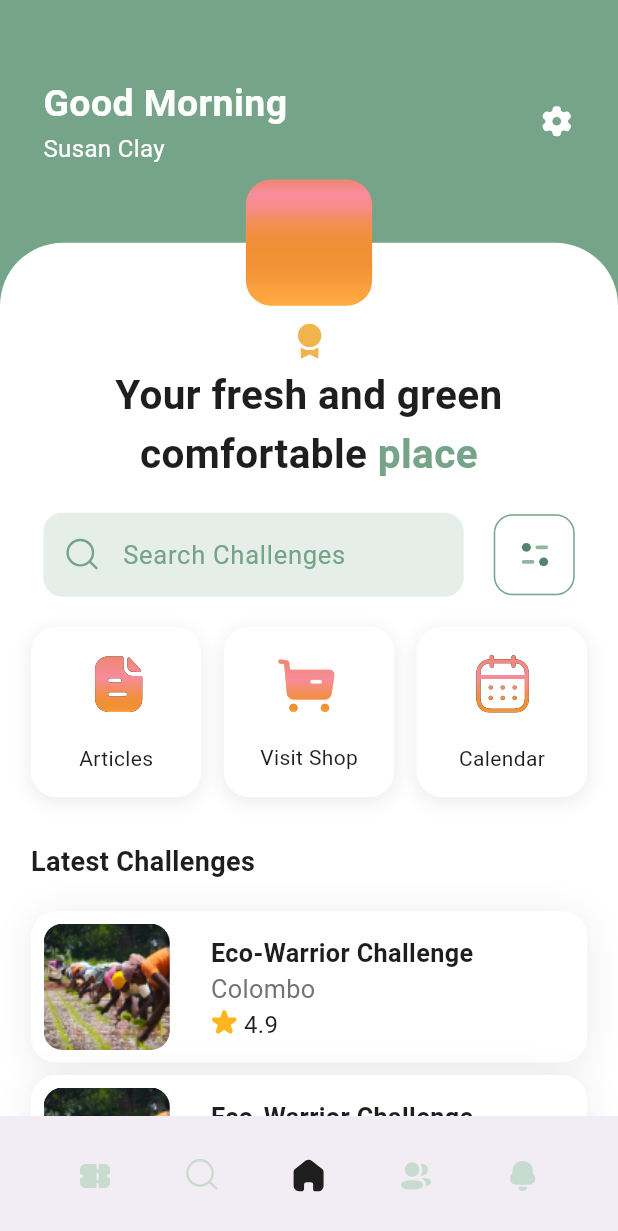
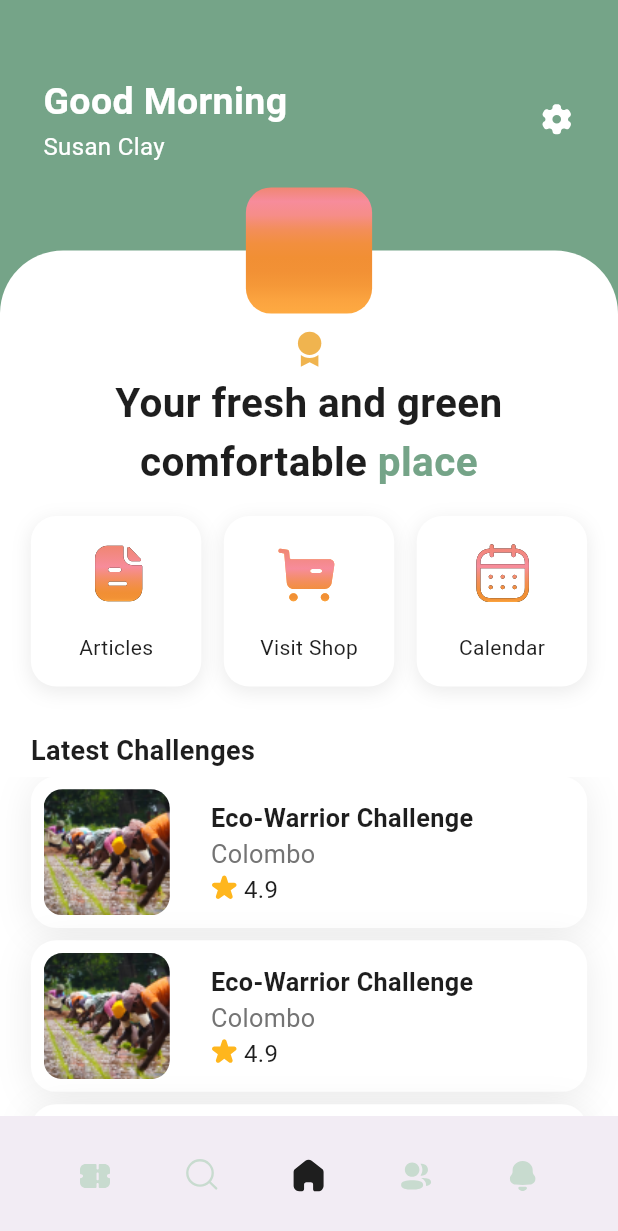
Before and after one commit to vinulays/recychamp, a Flutter app: the screen it shows after launch, on a phone screen of 412 x 824 dp. Shown: the top 1231 px of the screen. Run offline on Flutter 3.47's test engine with Material 3 defaults, Android fonts, the phone set to English and light mode, and no system bars; our stand-ins replace bloc, carousel_slider, dots_indicator, flutter_svg, google_fonts; Roboto replaces fonts that are missing (Almarai).

Commit message:
feat: latest challenges

```diff
--- a/lib/screens/Home/home.dart
+++ b/lib/screens/Home/home.dart
@@ -18,6 +18,7 @@ class _HomeState extends State<Home> {
     // * Client device data (screen height & width) for responsiveness
     var deviceData = MediaQuery.of(context);
 
+    print(deviceData.size.height);
     return Scaffold(
       bottomNavigationBar: const CustomBottomAppBar(),
       resizeToAvoidBottomInset: false,
@@ -25,7 +26,9 @@ class _HomeState extends State<Home> {
       body: Column(
         mainAxisAlignment: MainAxisAlignment.spaceBetween,
         children: [
-          const SizedBox(),
+          const SizedBox(
+            height: 50,
+          ),
           Container(
             margin:
                 EdgeInsets.symmetric(horizontal: deviceData.size.width * 0.07),
@@ -65,13 +68,16 @@ class _HomeState extends State<Home> {
               ],
             ),
           ),
-          Flexible(
+          const SizedBox(
+            height: 58,
+          ),
+          Expanded(
             // * Curved section
             child: FractionallySizedBox(
-              heightFactor: 0.85,
+              // heightFactor: 0.85,
               child: Container(
                 width: double.infinity,
-                height: double.infinity,
+                // height: double.infinity,
                 decoration: const ShapeDecoration(
                   color: Colors.white,
                   shape: RoundedRectangleBorder(
@@ -87,6 +93,7 @@ class _HomeState extends State<Home> {
                   children: [
                     // * Profile picture frame
                     Positioned(
+                      height: 84.15,
                       top: -84.15 / 2,
                       child: Container(
                         width: 84.15,
@@ -115,9 +122,11 @@ class _HomeState extends State<Home> {
                       ),
                     ),
                     // * remaining content
-                    Container(
+                    Column(
+                      children: [
+                        Expanded(
+                          child: Container(
                             margin: const EdgeInsets.only(top: 50),
-                      child: SingleChildScrollView(
                             child: Column(
                               children: [
                                 SvgPicture.asset(
@@ -125,9 +134,11 @@ class _HomeState extends State<Home> {
                                   height: 32.08,
                                   width: 32.08,
                                 ),
-                            Column(
+                                Expanded(
+                                  child: Column(
                                     children: [
                                       SizedBox(
+                                        height: 75,
                                         child: Text.rich(
                                           TextSpan(
                                             children: [
@@ -135,16 +146,20 @@ class _HomeState extends State<Home> {
                                                 text:
                                                     "Your fresh and green comfortable ",
                                                 style: GoogleFonts.almarai(
-                                              color: const Color(0xFF1E1E1E),
+                                                    color:
+                                                        const Color(0xFF1E1E1E),
                                                     fontSize: 27,
-                                              fontWeight: FontWeight.w700),
+                                                    fontWeight:
+                                                        FontWeight.w700),
                                               ),
                                               TextSpan(
                                                 text: "place",
                                                 style: GoogleFonts.almarai(
-                                              color: const Color(0xFF75A488),
+                                                    color:
+                                                        const Color(0xFF75A488),
                                                     fontSize: 27,
-                                              fontWeight: FontWeight.w700),
+                                                    fontWeight:
+                                                        FontWeight.w700),
                                               ),
                                             ],
                                           ),
@@ -154,81 +169,14 @@ class _HomeState extends State<Home> {
                                       const SizedBox(
                                         height: 20,
                                       ),
-                                Container(
+
+                                      // * 3 button row
+                                      SizedBox(
+                                        height: 113.60,
+                                        child: Container(
                                           margin: EdgeInsets.symmetric(
-                                      horizontal: deviceData.size.width * 0.07),
-                                  // * Search bar row with filter button (yet to add functions)
-                                  child: Row(
-                                    children: [
-                                      Expanded(
-                                        child: TextField(
-                                          style: GoogleFonts.almarai(
-                                            fontSize: 17,
-                                          ),
-                                          decoration: InputDecoration(
-                                              contentPadding:
-                                                  const EdgeInsets.symmetric(
-                                                      vertical: 15),
-                                              prefixIconConstraints:
-                                                  const BoxConstraints(
-                                                      maxHeight: 26,
-                                                      minWidth: 26),
-                                              prefixIcon: Padding(
-                                                padding: const EdgeInsets.only(
-                                                    left: 13, right: 10),
-                                                child: SvgPicture.asset(
-                                                  "assets/icons/search.svg",
-                                                ),
-                                              ),
-                                              filled: true,
-                                              fillColor:
-                                                  const Color(0xffE6EEEA),
-                                              border: OutlineInputBorder(
-                                                borderSide: BorderSide.none,
-                                                borderRadius:
-                                                    BorderRadius.circular(
-                                                        12.62),
-                                              ),
-                                              hintStyle: GoogleFonts.almarai(
-                                                fontSize: 17,
-                                                color: const Color(0xff75A488),
-                                              ),
-                                              hintText: "Search Challenges"),
-                                        ),
-                                      ),
-                                      const SizedBox(
-                                        width: 20,
-                                      ),
-                                      // * Inkwell to make button clickable
-                                      InkWell(
-                                        onTap: () {},
-                                        child: Container(
-                                          padding: const EdgeInsets.all(15),
-                                          decoration: const ShapeDecoration(
-                                            // color: Colors.black,
-                                            shape: RoundedRectangleBorder(
-                                              side: BorderSide(
-                                                color: Color(0xff75A488),
-                                              ),
-                                              borderRadius: BorderRadius.all(
-                                                Radius.circular(12.62),
-                                              ),
-                                            ),
-                                          ),
-                                          child: SvgPicture.asset(
-                                              "assets/icons/filter.svg"),
-                                        ),
-                                      ),
-                                    ],
-                                  ),
-                                ),
-                                const SizedBox(
-                                  height: 20,
-                                ),
-                                // * 3 button row
-                                Container(
-                                  margin: EdgeInsets.symmetric(
-                                      horizontal: deviceData.size.width * 0.05),
+                                              horizontal:
+                                                  deviceData.size.width * 0.05),
                                           child: const Row(
                                             mainAxisAlignment:
                                                 MainAxisAlignment.spaceBetween,
@@ -238,7 +186,8 @@ class _HomeState extends State<Home> {
                                                       "assets/icons/home-article.svg",
                                                   description: "Articles"),
                                               HomeThreeRowButton(
-                                          iconURL: "assets/icons/home-cart.svg",
+                                                  iconURL:
+                                                      "assets/icons/home-cart.svg",
                                                   description: "Visit Shop"),
                                               HomeThreeRowButton(
                                                   iconURL:
@@ -247,18 +196,23 @@ class _HomeState extends State<Home> {
                                             ],
                                           ),
                                         ),
+                                      ),
                                       const SizedBox(
                                         height: 30,
                                       ),
-                                Container(
+                                      SizedBox(
+                                        height: 25,
+                                        child: Container(
                                           margin: EdgeInsets.only(
-                                      left: deviceData.size.width * 0.05),
+                                              left:
+                                                  deviceData.size.width * 0.05),
                                           child: Row(
                                             children: [
                                               Text(
                                                 "Latest Challenges",
                                                 style: GoogleFonts.almarai(
-                                          color: const Color(0xFF1E1E1E),
+                                                  color:
+                                                      const Color(0xFF1E1E1E),
                                                   fontSize: 18,
                                                   fontWeight: FontWeight.w700,
                                                 ),
@@ -266,25 +220,29 @@ class _HomeState extends State<Home> {
                                             ],
                                           ),
                                         ),
+                                      ),
                                       const SizedBox(
-                                  height: 20,
+                                        height: 5,
                                       ),
                                       // * Latest Challenges
 
-                                const Column(
-                                  children: [
-                                    LatestChallengeCard(),
-                                    LatestChallengeCard(),
-                                    LatestChallengeCard(),
-                                    LatestChallengeCard(),
-                                    LatestChallengeCard(),
+                                      Expanded(
+                                        child: ListView.builder(
+                                          itemCount: 10,
+                                          itemBuilder: (BuildContext context,
+                                              int index) {
+                                            return const LatestChallengeCard();
+                                          },
+                                        ),
+                                      )
                                     ],
                                   ),
-                              ],
                                 )
                               ],
                             ),
                           ),
+                        ),
+                      ],
                     ),
                   ],
                 ),
```
Lines whose indentation alone changed are shown as unchanged.
